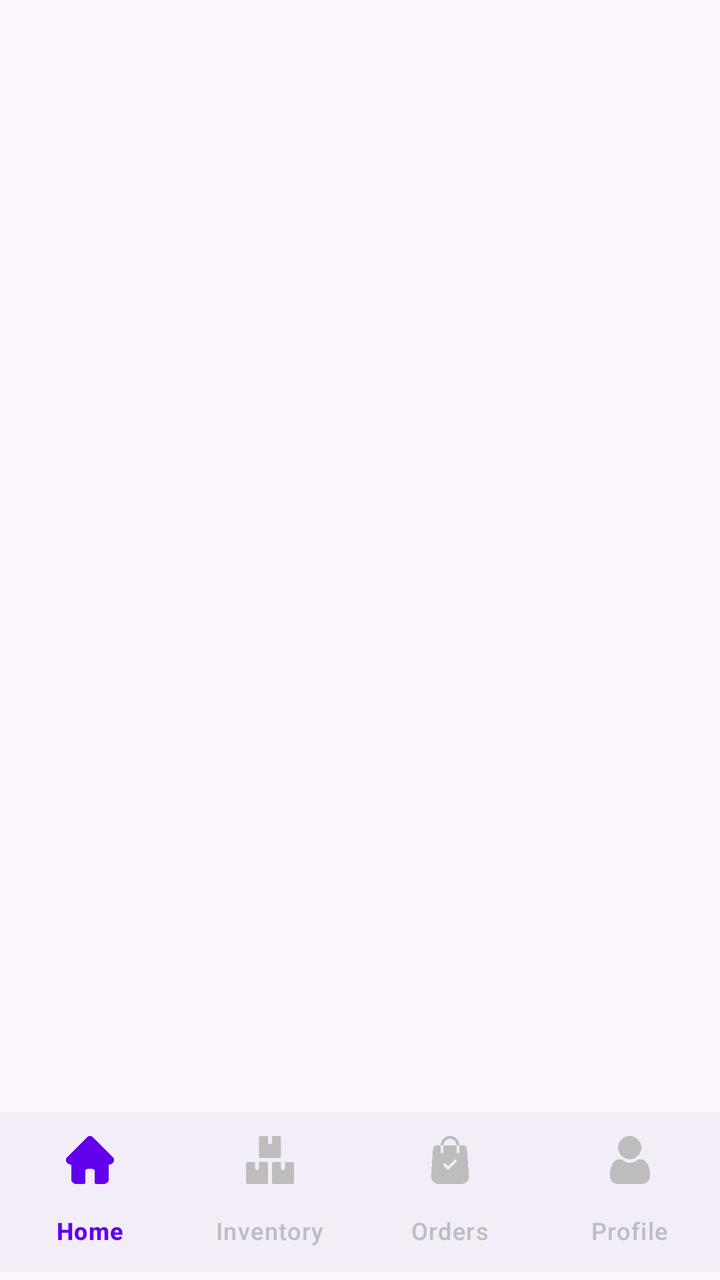
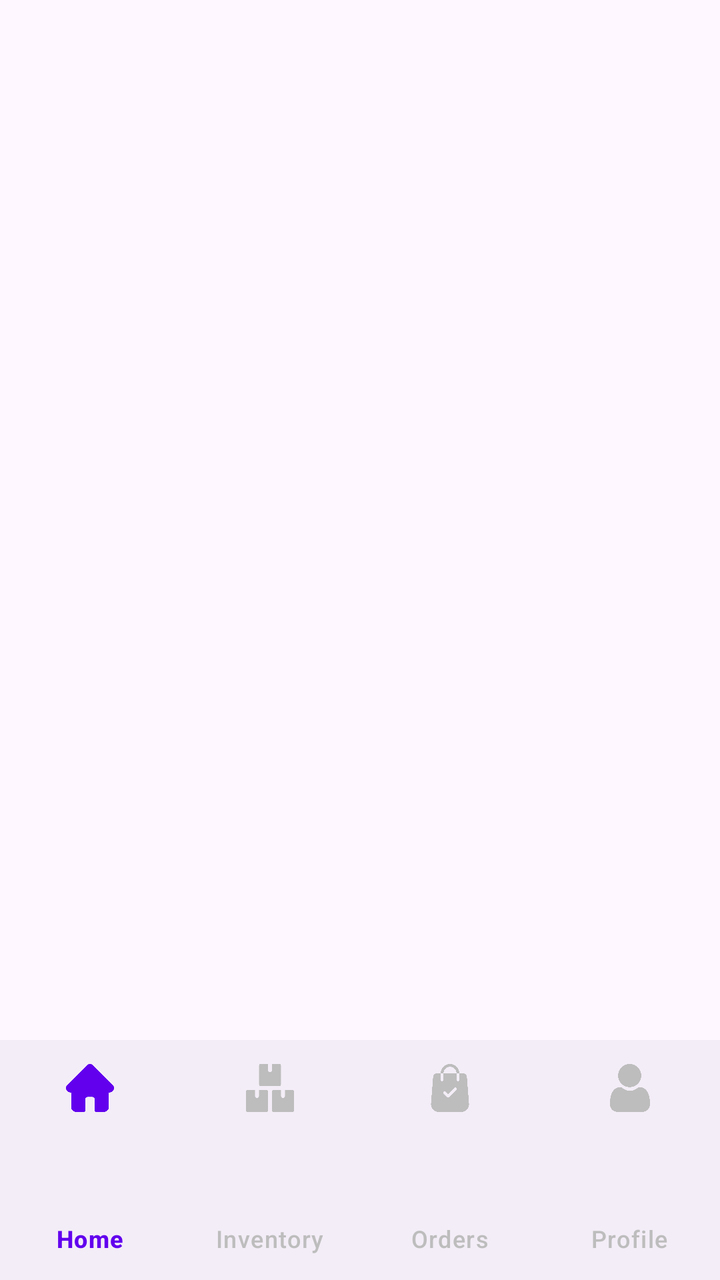

Two renders of the same Android screen: before a commit and after it. Below are the layout's source before the change and the commit's diff.
<!-- AndroidManifest.xml: application theme Theme.BooksForMeSeller -->
<!-- res/layout/activity_home.xml -->
<?xml version="1.0" encoding="utf-8"?>
<androidx.constraintlayout.widget.ConstraintLayout xmlns:android="http://schemas.android.com/apk/res/android"
    xmlns:app="http://schemas.android.com/apk/res-auto"
    xmlns:tools="http://schemas.android.com/tools"
    android:id="@+id/main"
    android:layout_width="match_parent"
    android:layout_height="match_parent"
    tools:context=".activity.HomeActivity">

    
    <FrameLayout
        android:id="@+id/fragmentContainer"
        android:layout_width="match_parent"
        android:layout_height="match_parent"
        android:layout_above="@+id/bottomNavigationView" />

    
    <com.google.android.material.bottomnavigation.BottomNavigationView
        android:id="@+id/bottomNavigationView"
        android:layout_width="match_parent"
        android:layout_height="wrap_content"
        android:layout_gravity="bottom"
        android:layout_marginBottom="4dp"
        app:itemIconTint="@color/bottom_nav_colors"
        app:itemTextColor="@color/bottom_nav_colors"
        app:labelVisibilityMode="labeled"
        app:layout_constraintBottom_toBottomOf="parent"
        app:layout_constraintEnd_toEndOf="parent"
        app:layout_constraintHorizontal_bias="0.0"
        app:layout_constraintStart_toStartOf="parent"
        app:menu="@menu/bottom_nav_menu" />
</androidx.constraintlayout.widget.ConstraintLayout>
<!-- resources referenced by this layout -->
<resources>
  <style name="Theme.BooksForMeSeller" parent="Base.Theme.BooksForMeSeller" />
  <style name="Base.Theme.BooksForMeSeller" parent="Theme.Material3.DayNight.NoActionBar">
          
          
      </style>
</resources>

<!-- the commit's change to res/layout/activity_home.xml (unified diff, before → after) -->
@@ -18,9 +18,8 @@
     <com.google.android.material.bottomnavigation.BottomNavigationView
         android:id="@+id/bottomNavigationView"
         android:layout_width="match_parent"
-        android:layout_height="wrap_content"
+        android:layout_height="120dp"
         android:layout_gravity="bottom"
-        android:layout_marginBottom="4dp"
         app:itemIconTint="@color/bottom_nav_colors"
         app:itemTextColor="@color/bottom_nav_colors"
         app:labelVisibilityMode="labeled"
